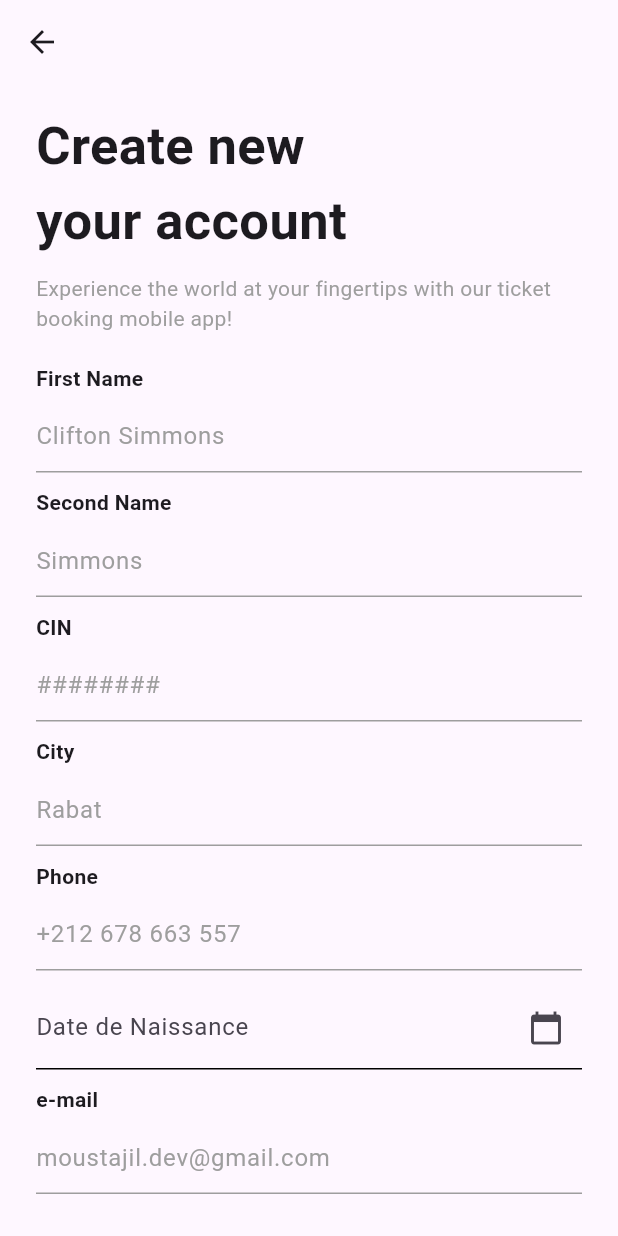
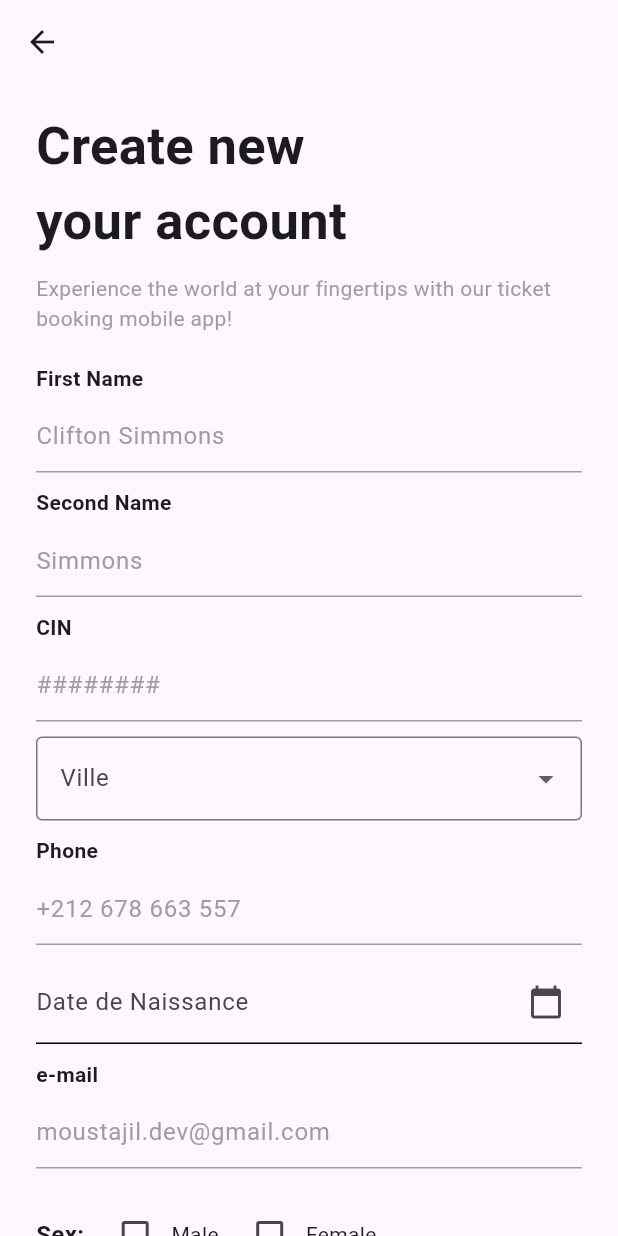
Before and after one commit to moustajil/tadaki_mobile, a Flutter app: the CreateNewAccount screen opened directly, on a phone screen of 412 x 824 dp. Run offline on Flutter 3.47's test engine with Material 3 defaults, Android fonts, the phone set to English and light mode, and no system bars; our stand-ins replace flutter_svg, get, ionicons, shared_preferences; accounts and stored records are empty; project files that could hold a hidden picture were left out.

Commit message:
creation acount late

```diff
--- a/lib/View/InputText/BuildTextInput.dart
+++ b/lib/View/InputText/BuildTextInput.dart
@@ -1,6 +1,16 @@
 import 'package:flutter/material.dart';
+import 'package:get/get.dart';
+import 'package:tadakir/Controller/InformationUserController.dart';
 
 class BuildTextInput {
+  String? selectedVille;
+  List<String> villes = [
+    "City 1",
+    "City 2",
+    "City 3"
+  ]; // Example list of cities
+  final Informationusercontroller infoUserController =
+      Get.put(Informationusercontroller());
   Widget buildInputField(
       String label, String hintText, TextEditingController txe,
       {VoidCallback? onIconTap}) {
@@ -65,6 +75,28 @@ class BuildTextInput {
           ),
         ],
       );
+    } else if (label == "City") {
+      return Column(
+        crossAxisAlignment: CrossAxisAlignment.start,
+        children: [
+          DropdownButtonFormField<String>(
+            value: selectedVille,
+            items: villes
+                .map((ville) => DropdownMenuItem<String>(
+                      value: ville,
+                      child: Text(ville),
+                    ))
+                .toList(),
+            decoration: const InputDecoration(
+              labelText: "Ville",
+              border: OutlineInputBorder(),
+            ),
+            onChanged: (value) {
+              selectedVille = value;
+            },
+          ),
+        ],
+      );
     } else {
       return Column(
         crossAxisAlignment: CrossAxisAlignment.start,
--- a/lib/View/Screens/CreatNewAccount.dart
+++ b/lib/View/Screens/CreatNewAccount.dart
@@ -1,7 +1,5 @@
 import 'package:flutter/material.dart';
-import 'package:get/get_core/src/get_main.dart';
-import 'package:get/get_navigation/get_navigation.dart';
-import 'package:get/get_state_manager/src/rx_flutter/rx_obx_widget.dart';
+import 'package:get/get.dart';
 import 'package:tadakir/Controller/API.dart';
 import 'package:tadakir/Controller/ControllerSharedPrefrances.dart';
 import 'package:tadakir/Controller/CreateNewAccountController.dart';
@@ -28,11 +26,10 @@ class _CreateNewAccountState extends State<CreateNewAccount> {
   final TextEditingController _dateNaissanceController =
       TextEditingController();
 
-  final creatNewAccountCountroller = CreateNewAccountController();
+  final creatNewAccountCountroller = Get.put(CreateNewAccountController());
 
-  final bTextInput = BuildTextInput();
+  BuildTextInput bTextInput = BuildTextInput();
   final snackBar = SnackBarViewr();
-
   final ctrSharedPrefrances = ControllerSharedPreferences();
   @override
   Widget build(BuildContext context) {
@@ -226,7 +223,8 @@ class _CreateNewAccountState extends State<CreateNewAccount> {
                       );
                     },
                     style: ElevatedButton.styleFrom(
-                      backgroundColor: Color.fromARGB(255, 211, 49, 58), // Button background color
+                      backgroundColor: const Color.fromARGB(
+                          255, 211, 49, 58), // Button background color
                       foregroundColor: Colors.white, // Text and icon color
                       padding: const EdgeInsets.symmetric(
                           vertical: 12), // Adjust button padding
--- a/lib/View/Screens/TicketOptions.dart
+++ b/lib/View/Screens/TicketOptions.dart
@@ -332,7 +332,7 @@ class _TicketOptionsState extends State<TicketOptions> {
           width: 90,
           height: 30,
           decoration: BoxDecoration(
-            color: Color.fromARGB(255, 211, 49, 58),
+            color:const Color.fromARGB(255, 211, 49, 58),
             borderRadius: BorderRadius.circular(6),
           ),
           child: const Center(
```
Also changed, not shown: lib/Controller/API.dart (+0 -86 lines), lib/Controller/CreateNewAccountController.dart (+91 -1 lines), lib/Controller/OtpVerificationController.dart (+13 -13 lines), lib/View/Screens/OtpVerefecation.dart (+21 -8 lines).
